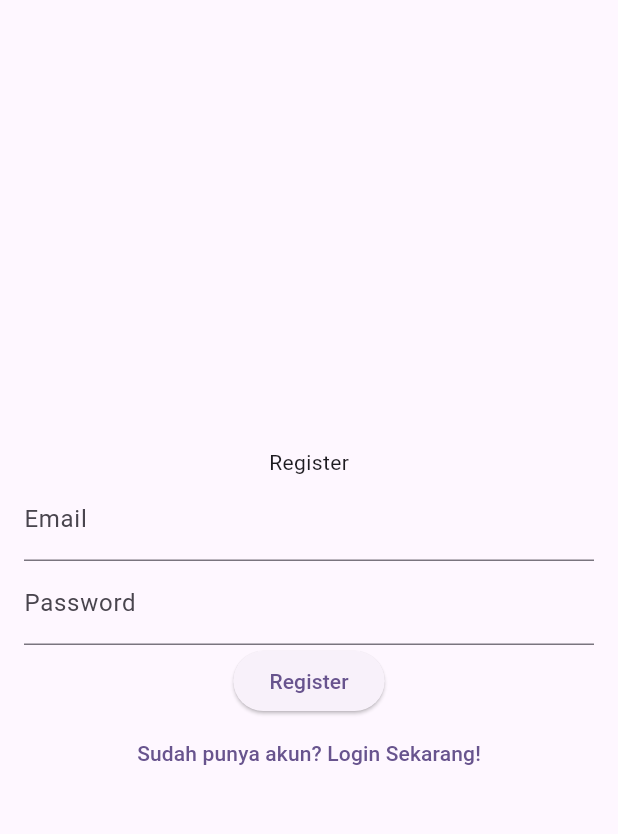
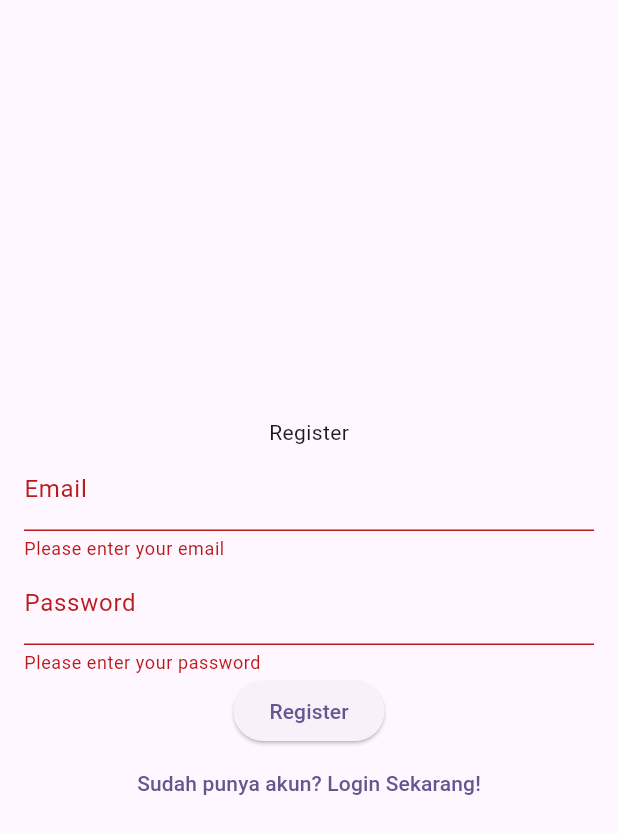
Before and after one commit to DaffaPutra7/20220140133_act4, a Flutter app: the RegisterPage screen opened directly, after a tap on "Register", on a phone screen of 412 x 824 dp. Shown: the top 834 px of the screen. Run offline on Flutter 3.47's test engine with Material 3 defaults, Android fonts, the light colour scheme and no system bars.

Commit message:
Memanggil validasi yang sudah dibuat di elevated button register pada file register

```diff
--- a/lib/registerpage.dart
+++ b/lib/registerpage.dart
@@ -1,3 +1,4 @@
+import 'package:act4_20220140133/loginpage.dart';
 import 'package:flutter/material.dart';
 
 class RegisterPage extends StatefulWidget {
@@ -18,8 +19,10 @@
 
   @override
   Widget build(BuildContext context) {
+    final _formKey = GlobalKey<FormState>();
     return Scaffold(
       body: Form(
+        key: _formKey,
         child: Padding(
           padding: const EdgeInsets.all(16.0),
           child: Column(
@@ -47,7 +50,10 @@
                   return null;
                 },
               ),
-              ElevatedButton(onPressed: () {}, child: Text('Register')),
+              ElevatedButton(
+                onPressed: () {
+                  if (_formKey.currentState!.validate()) {} },
+                child: Text('Register')),
               TextButton(
                 onPressed: () {
                   Navigator.pushNamed(context, '/login');
```
